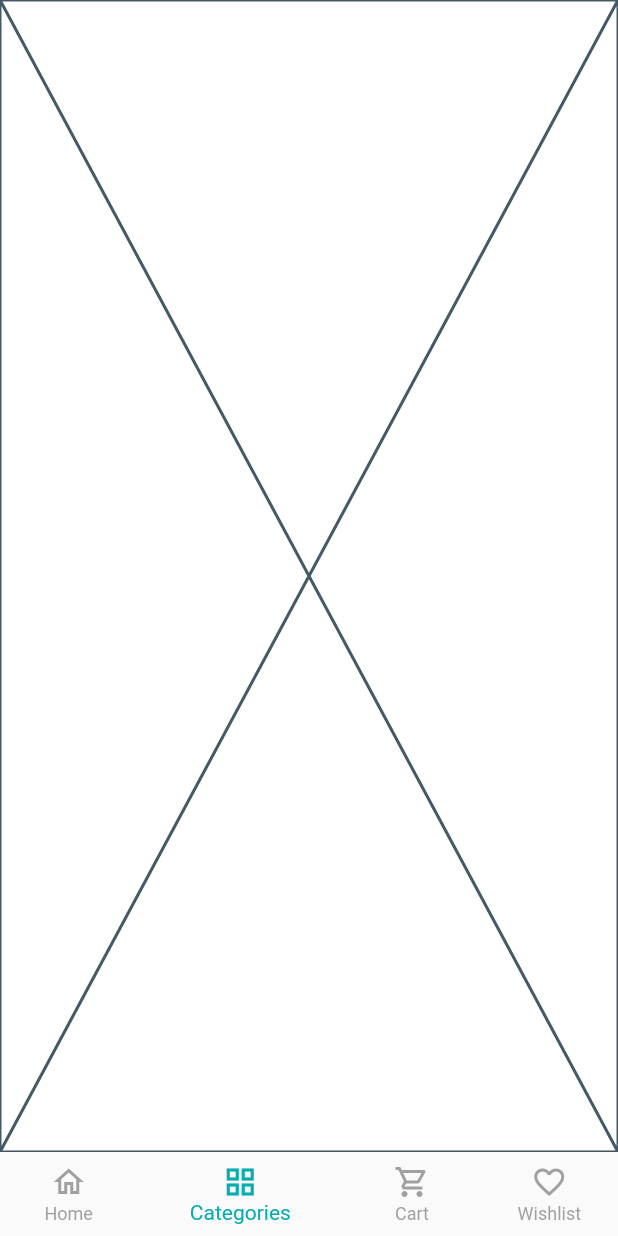
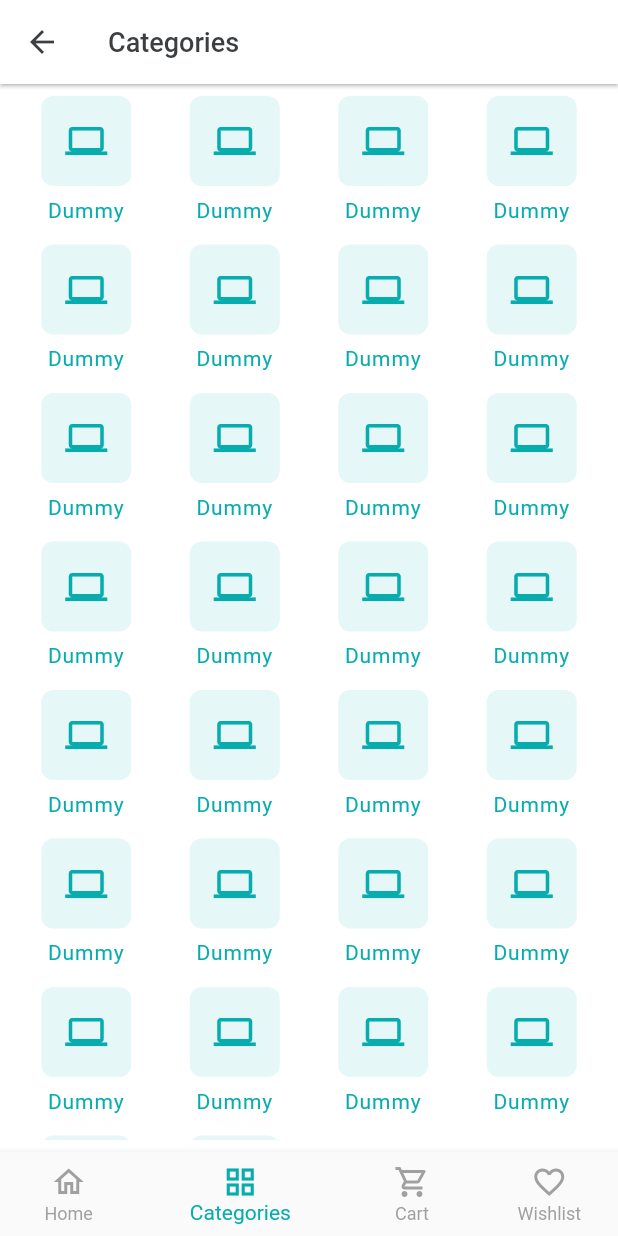
Before and after one commit to RafatMeraz/ostad_flutter_batch_two, a Flutter app: the screen it shows after launch, item 2 of the bottom bar chosen, on a phone screen of 412 x 824 dp. Run offline on Flutter 3.47's test engine with Material 2 defaults, Android fonts, the phone set to English and light mode, and no system bars; our stand-ins replace carousel_slider, get, pin_code_fields.

Commit message:
category screen ui done

```diff
--- a/lib/main.dart
+++ b/lib/main.dart
@@ -5,6 +5,7 @@
 
 import 'package:flutter/material.dart';
 import 'package:get/get.dart';
+import 'package:ostad_flutter_batch_two/ui/state_managers/bottom_navigation_bar_controller.dart';
 
 import 'ui/screens/splash_screen.dart';
 import 'ui/utils/app_colors.dart';
@@ -19,6 +20,7 @@ class CraftyBay extends StatelessWidget {
   @override
   Widget build(BuildContext context) {
     return GetMaterialApp(
+      initialBinding: GetXBindings(),
       home: const SplashScreen(),
       themeMode: ThemeMode.light,
       darkTheme: ThemeData(
@@ -37,7 +39,12 @@ class CraftyBay extends StatelessWidget {
         brightness: Brightness.light,
         appBarTheme: const AppBarTheme(
           color: Colors.white,
-          elevation: 1
+          elevation: 1,
+          titleTextStyle: TextStyle(
+            color: greyColor,
+            fontWeight: FontWeight.w500,
+            fontSize: 18
+          )
         ),
         scaffoldBackgroundColor: Colors.white,
         elevatedButtonTheme: ElevatedButtonThemeData(
@@ -52,4 +59,12 @@ class CraftyBay extends StatelessWidget {
       ),
     );
   }
+
 }
+class GetXBindings extends Bindings {
+  @override
+  void dependencies() {
+    Get.put(BottomNavigationBarController());
+  }
+
+}
--- a/lib/ui/screens/bottom_nav_bar_screen.dart
+++ b/lib/ui/screens/bottom_nav_bar_screen.dart
@@ -1,8 +1,10 @@
 import 'package:flutter/material.dart';
+import 'package:get/get.dart';
 import 'package:ostad_flutter_batch_two/ui/screens/cart_screen.dart';
 import 'package:ostad_flutter_batch_two/ui/screens/category_screen.dart';
 import 'package:ostad_flutter_batch_two/ui/screens/home_screen.dart';
 import 'package:ostad_flutter_batch_two/ui/screens/wish_list_screen.dart';
+import 'package:ostad_flutter_batch_two/ui/state_managers/bottom_navigation_bar_controller.dart';
 import 'package:ostad_flutter_batch_two/ui/utils/app_colors.dart';
 
 class BottomNavBarScreen extends StatefulWidget {
@@ -20,23 +22,24 @@ class _BottomNavBarScreenState extends State<BottomNavBarScreen> {
     WishListScreen()
   ];
 
-  int _selectedIndex = 0;
-
   @override
   Widget build(BuildContext context) {
     return Scaffold(
-      body: _screens[_selectedIndex],
-      bottomNavigationBar: BottomNavigationBar(
+      body: GetBuilder<BottomNavigationBarController>(
+        builder: (controller) {
+          return _screens[controller.selectedIndex];
+        }
+      ),
+      bottomNavigationBar: GetBuilder<BottomNavigationBarController>(
+        builder: (controller) {
+          return BottomNavigationBar(
             onTap: (value) {
-          _selectedIndex = value;
-          if (mounted) {
-            setState(() {});
-          }
+              controller.changeIndex(value);
             },
             elevation: 5,
             selectedItemColor: primaryColor,
             unselectedItemColor: softGreyColor,
-        currentIndex: _selectedIndex,
+            currentIndex: controller.selectedIndex,
             showUnselectedLabels: true,
             items: const [
               BottomNavigationBarItem(
@@ -58,6 +61,8 @@ class _BottomNavBarScreenState extends State<BottomNavBarScreen> {
                 label: 'Wishlist'
               ),
             ],
+          );
+        }
       ),
     );
   }
--- a/lib/ui/screens/category_screen.dart
+++ b/lib/ui/screens/category_screen.dart
@@ -1,10 +1,38 @@
 import 'package:flutter/material.dart';
+import 'package:get/get.dart';
+import 'package:ostad_flutter_batch_two/ui/utils/app_colors.dart';
+import 'package:ostad_flutter_batch_two/ui/widgets/category_card_widget.dart';
+
+import '../state_managers/bottom_navigation_bar_controller.dart';
 
 class CategoryScreen extends StatelessWidget {
   const CategoryScreen({Key? key}) : super(key: key);
 
   @override
   Widget build(BuildContext context) {
-    return const Placeholder();
+    return Scaffold(
+      appBar: AppBar(
+        title: const Text('Categories'),
+        leading: IconButton(
+          onPressed: () {
+            Get.find<BottomNavigationBarController>().backToHome();
+          },
+          icon: const Icon(
+            Icons.arrow_back_outlined,
+            color: greyColor,
+          ),
+        ),
+      ),
+      body: Padding(
+        padding: const EdgeInsets.all(8.0),
+        child: GridView.builder(
+            itemCount: 30,
+            gridDelegate: const SliverGridDelegateWithFixedCrossAxisCount(
+                crossAxisCount: 4),
+            itemBuilder: (context, index) {
+              return const CategoryCardWidget(name: 'Dummy');
+            }),
+      ),
+    );
   }
 }
```
Also changed, not shown: lib/ui/state_managers/bottom_navigation_bar_controller.dart (added, +19 -0 lines). Lines whose indentation alone changed are shown as unchanged.
